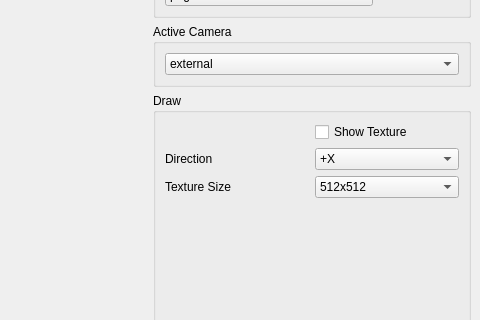
Above: ui/MainWindow.ui from NCCA/EnvToCubeMap before the change; both pictures show x 492 to 972 and y 110 to 430 of the 972 by 656 pixel window. Below: the same form after it.
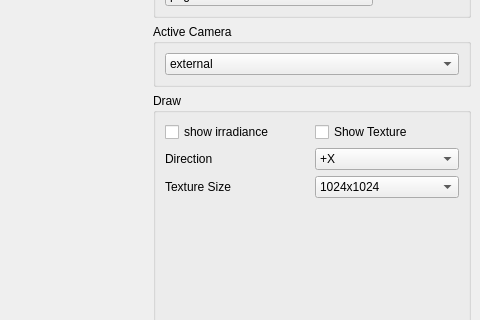
That is the form after the change.

Commit message: WIP for irradiance calculations, very broken and liable to re-boot your machine

What changed in the file:
```diff
--- a/ui/MainWindow.ui
+++ b/ui/MainWindow.ui
@@ -153,6 +153,9 @@
        </item>
        <item row="2" column="1">
         <widget class="QComboBox" name="m_textureSize">
+         <property name="currentIndex">
+          <number>1</number>
+         </property>
          <item>
           <property name="text">
            <string>512x512</string>
@@ -202,6 +205,13 @@
          </property>
         </spacer>
        </item>
+       <item row="0" column="0">
+        <widget class="QCheckBox" name="m_showIrradiance">
+         <property name="text">
+          <string>show irradiance</string>
+         </property>
+        </widget>
+       </item>
       </layout>
      </widget>
     </item>
```
The commit also changes 7 other files.
